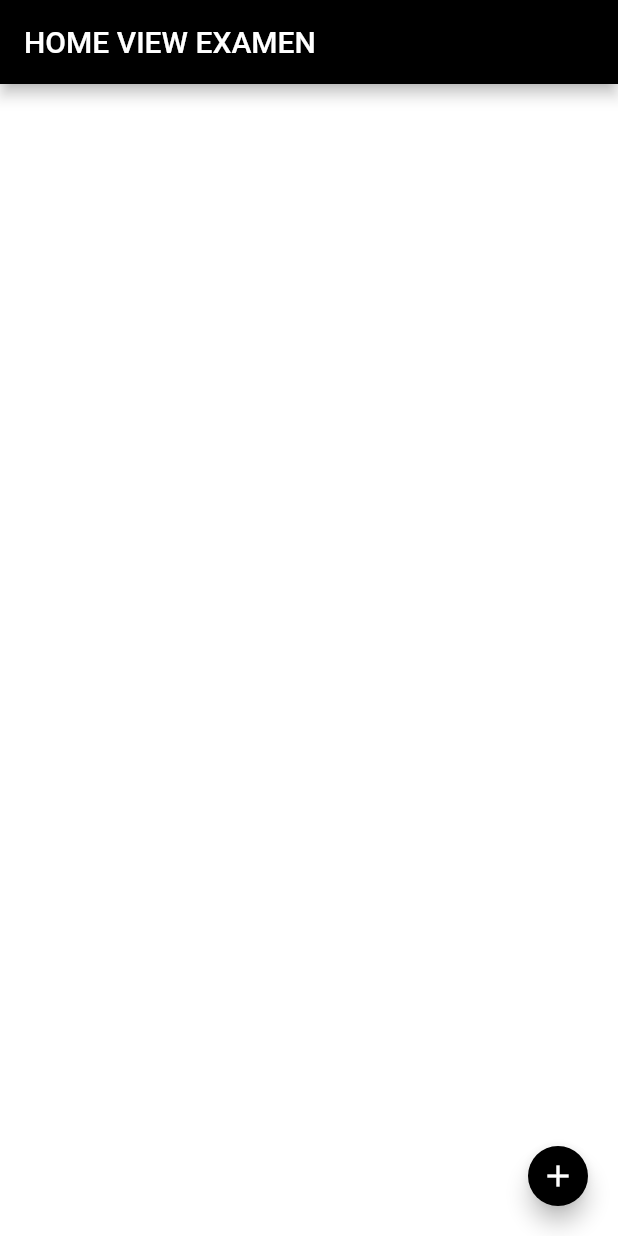
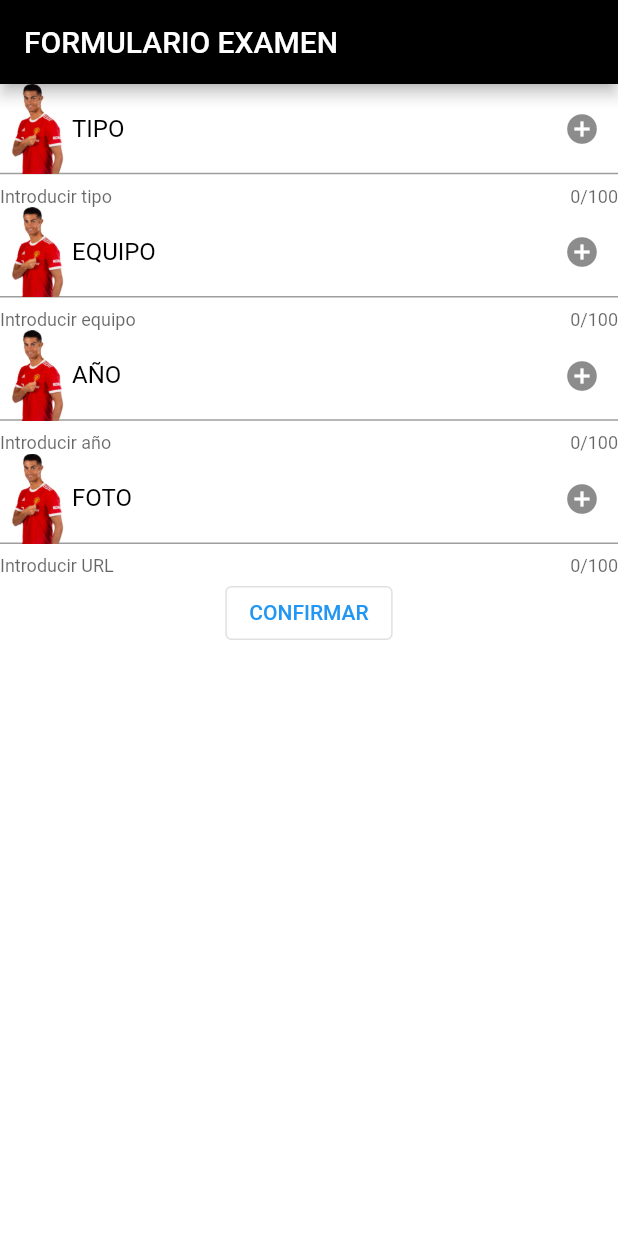
Before and after one commit to MarceloSalaDAM/ExamenDI, a Flutter app: the HomeViewExamen screen opened by its route, after a tap on the "add" icon, on a phone screen of 412 x 824 dp. Run offline on Flutter 3.47's test engine with Material 2 defaults, Android fonts, the phone set to English and light mode, and no system bars; our stand-ins replace cloud_firestore, firebase_auth, firebase_core; accounts and stored records are empty; network calls fail.

Commit message:
creacion del formulario de datos para la subida de un nuevo elemento a la coleccion

```diff
--- a/lib/src/App.dart
+++ b/lib/src/App.dart
@@ -6,6 +6,7 @@ import 'package:flutter/cupertino.dart';
 import 'package:flutter/material.dart';
 
 import 'home_views/Cr7ViewExamen.dart';
+import 'home_views/FormularioViewExamen.dart';
 import 'home_views/HomeViewExamen.dart';
 import 'login_views/SplashViewExamen.dart';
 
@@ -24,6 +25,7 @@ class App extends StatelessWidget {
         '/OnBoarding': (context) => OnBoardingViewExamen(),
         '/Splash': (context) => SplashViewExamen(),
         '/Cr7View': (context) => Cr7ViewExamen(),
+        '/Formulario': (context) => FormularioViewExamen(),
 
       },
     );
--- /dev/null
+++ b/lib/src/home_views/FormularioViewExamen.dart
@@ -0,0 +1,99 @@
+import 'package:cloud_firestore/cloud_firestore.dart';
+import 'package:examen_din1/src/firebase_objects/BichosExamen.dart';
+import 'package:firebase_auth/firebase_auth.dart';
+import 'package:flutter/cupertino.dart';
+import 'package:flutter/material.dart';
+
+import '../custom_views/InputTextExamen.dart';
+
+class FormularioViewExamen extends StatefulWidget {
+  FormularioViewExamen({Key? key}) : super(key: key);
+
+  @override
+  State<StatefulWidget> createState() {
+    // TODO: implement createState
+    return _FormularioViewExamen();
+  }
+}
+
+class _FormularioViewExamen extends State<FormularioViewExamen> {
+  var txt = TextEditingController();
+  FirebaseFirestore db = FirebaseFirestore.instance;
+
+  @override
+  void initState() {
+    // TODO: implement initState
+    super.initState();
+  }
+
+  void confirmPressed(String tipo, String equipo, String anio, String image,
+      BuildContext context) async {
+    BichosExamen bicho = BichosExamen(
+      tipo: tipo,
+      equipo: equipo,
+      anio: anio,
+      image: image,
+    );
+
+    await db
+        .collection("bichos")
+        .doc(FirebaseAuth.instance.currentUser?.uid)
+        .set(bicho.toFirestore())
+        .onError((e, _) => print("Error writing document: $e"));
+
+    Navigator.of(context).popAndPushNamed("/Home");
+  }
+
+  @override
+  Widget build(BuildContext context) {
+    IPExamen iTipo = IPExamen(
+      textoGuia: "Introducir tipo",
+      titulo: "TIPO",
+    );
+    IPExamen iEquipo = IPExamen(
+      textoGuia: "Introducir equipo",
+      titulo: "EQUIPO",
+    );
+    IPExamen iAnio = IPExamen(
+      textoGuia: "Introducir año",
+      titulo: "AÑO",
+    );
+    IPExamen iFoto = IPExamen(
+      textoGuia: "Introducir URL",
+      titulo: "FOTO",
+    );
+
+    return Scaffold(
+      appBar: AppBar(
+        title: const Text("FORMULARIO EXAMEN"),
+        //esta barra de código es para quitar el icono de la flecha arriba a la izquierda de mi aplicacion
+        automaticallyImplyLeading: false,
+        backgroundColor: Colors.black,
+      ),
+      body: SingleChildScrollView(
+        child: Column(
+          mainAxisAlignment: MainAxisAlignment.start,
+          children: [
+            iTipo,
+            iEquipo,
+            iAnio,
+            iFoto,
+            Row(
+              mainAxisAlignment: MainAxisAlignment.spaceEvenly,
+              children: [
+                OutlinedButton(
+                  onPressed: () {
+                    confirmPressed(iTipo.getText(), iEquipo.getText(),
+                        iAnio.getText(), iFoto.getText(), context);
+                  },
+                  child: Text("CONFIRMAR"),
+                )
+              ],
+            )
+          ],
+        ),
+      ),
+      backgroundColor: Colors.white,
+    );
+  }
+}
--- a/lib/src/home_views/HomeViewExamen.dart
+++ b/lib/src/home_views/HomeViewExamen.dart
@@ -44,6 +44,8 @@ class _HomeViewExamenState extends State<HomeViewExamen> {
     Navigator.of(context).pushNamed("/Cr7View");
   }
 
+
+
   @override
   Widget build(BuildContext context) {
     return Scaffold(
@@ -69,7 +71,7 @@ class _HomeViewExamenState extends State<HomeViewExamen> {
         foregroundColor: Colors.white,
         mini: true,
         onPressed: () {
-
+          Navigator.of(context).popAndPushNamed('/Formulario');
         },
         child: Icon(Icons.add),
       ),
```
Also changed, not shown: lib/src/firebase_objects/Cr7InfoExamen.dart (deleted, +0 -30 lines).
